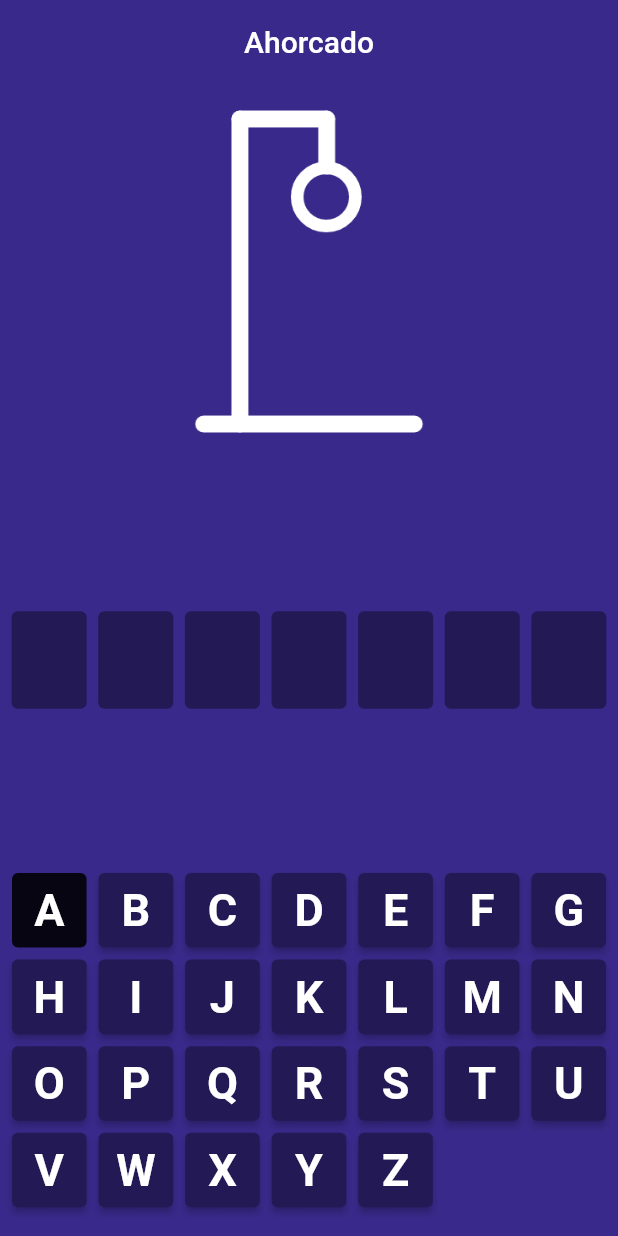
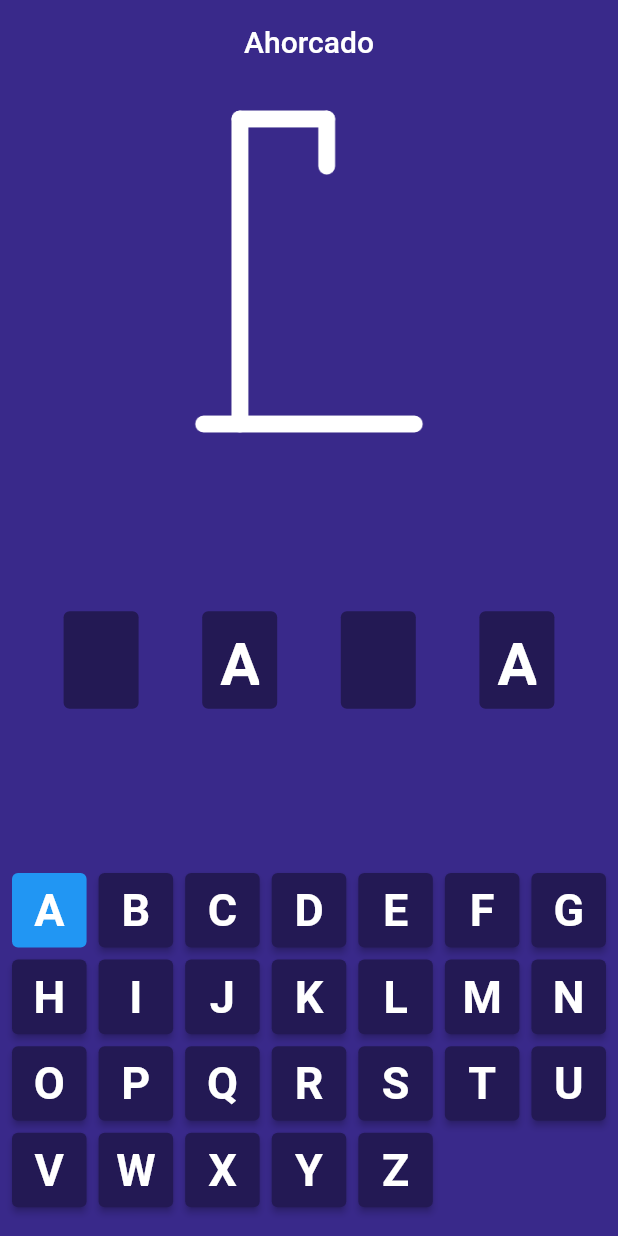
Before and after one commit to NestorGH/Hangman-game, a Flutter app: the screen it shows after launch, after a tap on an icon or button, on a phone screen of 412 x 824 dp. Run offline on Flutter 3.47's test engine with Material 2 defaults, Android fonts, the phone set to English and light mode, and no system bars.

Commit message:
Agregando la validacion de los 7 intentos

```diff
--- a/lib/main.dart
+++ b/lib/main.dart
@@ -29,7 +29,9 @@ class HomeApp extends StatefulWidget {
 
 class _HomeAppState extends State<HomeApp> {
   //Elegir la palabra
-  String word = "Flutter".toUpperCase();
+  String word = "vaca".toUpperCase();
+  bool victoria = false;
+
   List<String> alphabet = [
     "A",
     "B",
@@ -87,19 +89,18 @@ class _HomeAppState extends State<HomeApp> {
               ],
             ),
           ),
-          /*const SizedBox(
-            height: 20,
-          ),*/
+
           //------------Widget para crear la palabra oculta--------------
           Row(
             mainAxisAlignment: MainAxisAlignment.spaceEvenly,
-            children: word
-                .split("")
-                .map((e) => letter(e.toUpperCase(),
-                    !Game.selectedChar.contains(e.toUpperCase())))
-                .toList(),
+            children:
+                word //Dividimos cada letra de la cadena de texto ingresada en la palabra que se va a adivinar y lo pasamos a una lista
+                    .split("")
+                    .map((e) => letter(e.toUpperCase(),
+                        !Game.selectedChar.contains(e.toUpperCase())))
+                    .toList(),
           ),
-          //---------Widget para el teclado-----------------
+          //-------------Widget para el teclado-----------------
           SizedBox(
             width: double.infinity,
             height: 250.0,
@@ -110,18 +111,36 @@ class _HomeAppState extends State<HomeApp> {
               padding: const EdgeInsets.all(8.0),
               children: alphabet.map((e) {
                 return RawMaterialButton(
-                  //La logica del juego al dar en un boton
+                  //--------------La logica del juego al dar en un boton----------------
                   onPressed: Game.selectedChar.contains(e)
                       ? null //Verificamos que no se halla seleccionado ningun boton
                       : () {
                           setState(() {
+                            //Agregamos la letra a la lista de palabras seleccionadas
                             Game.selectedChar.add(e);
-                            if (!word.split('').contains(e.toUpperCase())) {  //Si no se elige la letra de la palabra se suma un intento
+
+                            //Si no se elige la letra de la palabra se suma un intento
+                            if (!word.split('').contains(e.toUpperCase())) {
                               Game.tries++;
-                              /*
-                              if (Game.tries == word.lengtht){
-                                //Mostrar mensaje y reiniciar de nuevo
-                              }*/
+
+                              //Si se le acaban los intentos reinicia el juego
+                              if (Game.tries == 7) {
+                                Game.tries = 0;
+                                Game.selectedChar
+                                    .clear(); //Limpiamos la lista de palabras seleccionadas pasando a ser cero
+                              }
+                            } else {
+                              Game.triesWin++;
+                              //word.length == Game.selectedChar.length && Game.triesWin != 0
+                            }
+
+                            //SI GANA
+                            if (word.length == Game.selectedChar.length &&
+                                Game.triesWin != 0) {
+                              print("Ganaste");
+                              Game.selectedChar.clear();
+                              Game.tries = 0;
+                              Game.triesWin = 0;
                             }
                           });
                         },
@@ -136,8 +155,9 @@ class _HomeAppState extends State<HomeApp> {
                       fontWeight: FontWeight.bold,
                     ),
                   ),
-                  fillColor: Game.selectedChar.contains(e)
-                      ? Colors.black87
+                  fillColor: Game.selectedChar.contains(
+                          e) //Cambiamos el color de la palabra seleccionada
+                      ? Colors.blue
                       : AppColor.primaryColorDark,
                 );
               }).toList(),
--- a/lib/utils/game.dart
+++ b/lib/utils/game.dart
@@ -1,5 +1,7 @@
 class Game {
   //Agregando el numero de intentos
   static int tries = 0;
-  static List<String> selectedChar = [];  //Lista de las letras seleccionadas
+  static int triesWin = 0;
+  static List<String> selectedChar = []; //Lista de las letras seleccionadas
+
 }
```
